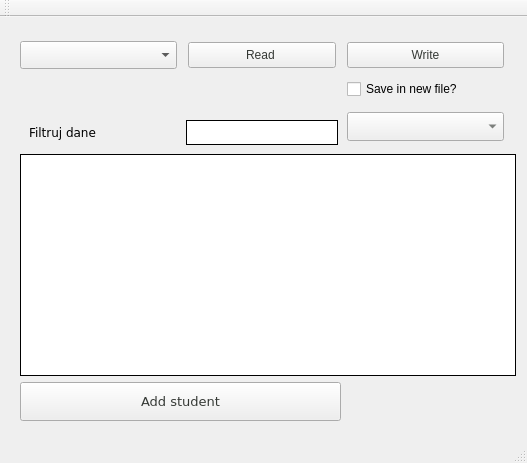
First picture: the form in Katalog_JIPP_Project/Katalog_JIPP_Project.ui, repository xpawelek/AcademicRecordsManager, before the edit.
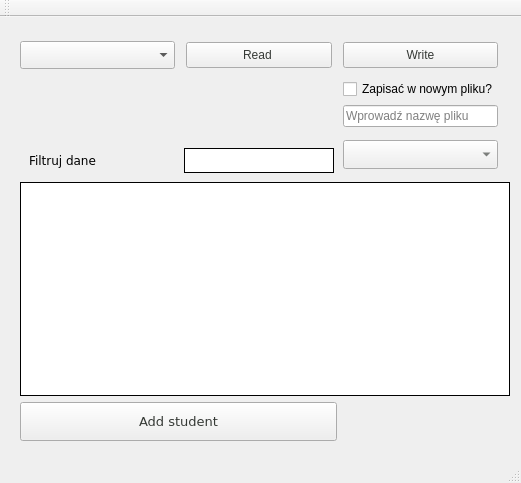
Second picture: the form after the edit.

```diff
--- a/Katalog_JIPP_Project/Katalog_JIPP_Project.ui
+++ b/Katalog_JIPP_Project/Katalog_JIPP_Project.ui
@@ -6,8 +6,8 @@
    <rect>
     <x>0</x>
     <y>0</y>
-    <width>527</width>
-    <height>463</height>
+    <width>521</width>
+    <height>483</height>
    </rect>
   </property>
   <property name="sizePolicy">
@@ -20,12 +20,12 @@
    <string>Katalog_JIPP_Project</string>
   </property>
   <property name="styleSheet">
-   <string notr="true"/>
+   <string notr="true">background: none</string>
   </property>
   <widget class="QWidget" name="centralWidget">
    <layout class="QGridLayout" name="gridLayout_2">
     <item row="0" column="0">
-     <layout class="QGridLayout" name="gridLayout" rowstretch="0,0,0,0,0" columnstretch="3,3,3,0,0">
+     <layout class="QGridLayout" name="gridLayout" rowstretch="0,0,0,0,0,0" columnstretch="3,3,3,0,0">
       <property name="sizeConstraint">
        <enum>QLayout::SetDefaultConstraint</enum>
       </property>
@@ -41,10 +41,17 @@
       <property name="bottomMargin">
        <number>9</number>
       </property>
+      <item row="3" column="1">
+       <widget class="QLineEdit" name="filtrowanie_lineEdit">
+        <property name="styleSheet">
+         <string notr="true">font-family: verdana; margin:3; padding: 3; border: 1px solid; color: #353935; margin-top:15</string>
+        </property>
+       </widget>
+      </item>
       <item row="1" column="2">
        <widget class="QCheckBox" name="ifWriteToNewFile_checkbox">
         <property name="text">
-         <string>Save in new file?</string>
+         <string>Zapisać w nowym pliku?</string>
         </property>
        </widget>
       </item>
@@ -64,22 +71,6 @@
         </property>
        </widget>
       </item>
-      <item row="3" column="0" colspan="5">
-       <widget class="QListWidget" name="listWidget">
-        <property name="sizePolicy">
-         <sizepolicy hsizetype="Expanding" vsizetype="Expanding">
-          <horstretch>0</horstretch>
-          <verstretch>0</verstretch>
-         </sizepolicy>
-        </property>
-        <property name="styleSheet">
-         <string notr="true">border:1px solid</string>
-        </property>
-        <property name="sizeAdjustPolicy">
-         <enum>QAbstractScrollArea::AdjustIgnored</enum>
-        </property>
-       </widget>
-      </item>
       <item row="0" column="2">
        <widget class="QPushButton" name="writeToFile_button">
         <property name="sizePolicy">
@@ -96,17 +87,21 @@
         </property>
        </widget>
       </item>
-      <item row="2" column="0">
-       <widget class="QLabel" name="filtrowanieDanych_label">
+      <item row="3" column="2">
+       <widget class="QComboBox" name="comboBox_filtrowanie">
         <property name="styleSheet">
-         <string notr="true">font-family: verdana; margin:3; padding: 3;  margin-top:15</string>
+         <string notr="true">font-family: verdana; padding:5; color: #353935; </string>
         </property>
-        <property name="text">
-         <string>Filtruj dane</string>
+       </widget>
+      </item>
+      <item row="0" column="0">
+       <widget class="QComboBox" name="chooseFile_comboBox">
+        <property name="styleSheet">
+         <string notr="true">padding: 5; </string>
         </property>
        </widget>
       </item>
-      <item row="4" column="0" colspan="2">
+      <item row="5" column="0" colspan="2">
        <widget class="QPushButton" name="addStudent_button">
         <property name="sizePolicy">
          <sizepolicy hsizetype="Expanding" vsizetype="Fixed">
@@ -128,24 +123,39 @@
         </property>
        </widget>
       </item>
+      <item row="4" column="0" colspan="5">
+       <widget class="QListWidget" name="listWidget">
+        <property name="sizePolicy">
+         <sizepolicy hsizetype="Expanding" vsizetype="Expanding">
+          <horstretch>0</horstretch>
+          <verstretch>0</verstretch>
+         </sizepolicy>
+        </property>
+        <property name="styleSheet">
+         <string notr="true">border:1px solid</string>
+        </property>
+        <property name="sizeAdjustPolicy">
+         <enum>QAbstractScrollArea::AdjustIgnored</enum>
+        </property>
+       </widget>
+      </item>
+      <item row="3" column="0">
+       <widget class="QLabel" name="filtrowanieDanych_label">
+        <property name="styleSheet">
+         <string notr="true">font-family: verdana; margin:3; padding: 3;  margin-top:15</string>
+        </property>
+        <property name="text">
+         <string>Filtruj dane</string>
+        </property>
+       </widget>
+      </item>
       <item row="2" column="2">
-       <widget class="QComboBox" name="comboBox_filtrowanie">
-        <property name="styleSheet">
-         <string notr="true">font-family: verdana; padding:5; color: #353935; </string>
+       <widget class="QLineEdit" name="lineEdit_newFileName">
+        <property name="enabled">
+         <bool>true</bool>
         </property>
-       </widget>
-      </item>
-      <item row="2" column="1">
-       <widget class="QLineEdit" name="filtrowanie_lineEdit">
-        <property name="styleSheet">
-         <string notr="true">font-family: verdana; margin:3; padding: 3; border: 1px solid; color: #353935; margin-top:15</string>
-        </property>
-       </widget>
-      </item>
-      <item row="0" column="0">
-       <widget class="QComboBox" name="chooseFile_comboBox">
-        <property name="styleSheet">
-         <string notr="true">padding: 5; </string>
+        <property name="placeholderText">
+         <string>Wprowadź nazwę pliku</string>
         </property>
        </widget>
       </item>
```
Left out of the diff: 38 changed lines with no effect on the pictures.
